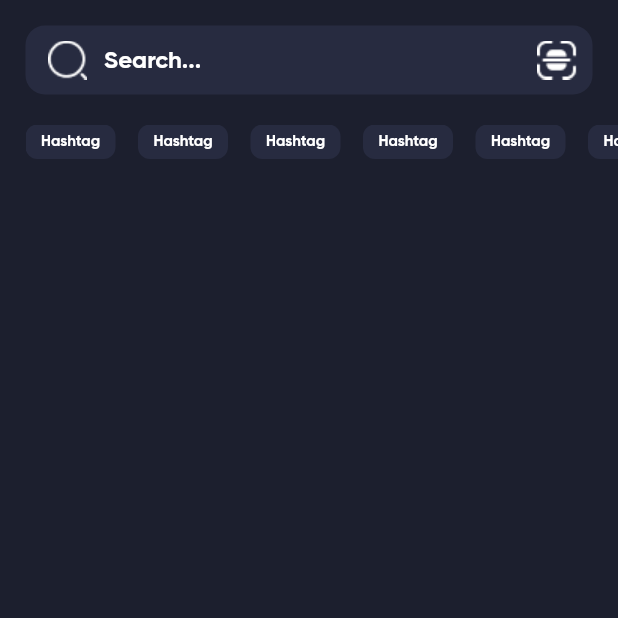
After one commit to Alits23/instagram_clone, a Flutter app: the screen it shows after launch, on a phone screen of 412 x 824 dp, the top half of it. The commit adds this screen. Run offline on Flutter 3.47's test engine with Material 2 defaults, Android fonts, the phone set to English and light mode, and no system bars; our stand-ins replace dotted_border.

Commit message:
creat search page

```diff
--- a/lib/main.dart
+++ b/lib/main.dart
@@ -1,6 +1,7 @@
 import 'package:flutter/material.dart';
 import 'package:instagram/screens/home_page.dart';
 import 'package:instagram/screens/login_page.dart';
+import 'package:instagram/screens/search_page.dart';
 import 'package:instagram/screens/switch_account_page.dart';
 
 import 'constants/colors/colors.dart';
@@ -37,7 +38,7 @@ class MyApp extends StatelessWidget {
         ),
       ),
       debugShowCheckedModeBanner: false,
-      home: HomePage(),
+      home: SearchPage(),
     );
   }
 }
--- /dev/null
+++ b/lib/screens/search_page.dart
@@ -0,0 +1,102 @@
+import 'package:flutter/material.dart';
+import 'package:instagram/constants/colors/colors.dart';
+
+class SearchPage extends StatelessWidget {
+  const SearchPage({super.key});
+
+  @override
+  Widget build(BuildContext context) {
+    return Scaffold(
+      backgroundColor: backgroundColor1,
+      body: SafeArea(
+        child: Column(
+          children: [
+            _getSearchBox(),
+            SizedBox(height: 20),
+            _getItemList(),
+          ],
+        ),
+      ),
+    );
+  }
+
+  Widget _getSearchBox() {
+    return Column(
+      children: [
+        SizedBox(
+          height: 17,
+        ),
+        Container(
+          margin: EdgeInsets.symmetric(horizontal: 17),
+          height: 46,
+          decoration: BoxDecoration(
+            color: Color.fromRGBO(39, 43, 64, 1),
+            borderRadius: BorderRadius.all(
+              Radius.circular(13),
+            ),
+          ),
+          child: Row(
+            children: [
+              SizedBox(
+                width: 15,
+              ),
+              Image.asset('images/icon_search.png'),
+              SizedBox(
+                width: 11.29,
+              ),
+              Expanded(
+                child: TextField(
+                  decoration: InputDecoration(
+                    hintText: 'Search...',
+                    hintStyle: TextStyle(
+                      fontFamily: 'GB',
+                      fontSize: 16,
+                      color: whiteColor,
+                    ),
+                    focusedBorder: InputBorder.none,
+                    enabledBorder: InputBorder.none,
+                  ),
+                ),
+              ),
+              Image.asset('images/icon_scan.png'),
+              SizedBox(
+                width: 10,
+              ),
+            ],
+          ),
+        ),
+      ],
+    );
+  }
+
+  Widget _getItemList() {
+    return Container(
+      padding: EdgeInsets.only(left: 17),
+      height: 23,
+      child: ListView.builder(
+        scrollDirection: Axis.horizontal,
+        itemCount: 20,
+        itemBuilder: (context, index) {
+          return Container(
+            margin: EdgeInsets.only(right: 15),
+            width: 60,
+            height: 23,
+            decoration: BoxDecoration(
+              color: Color.fromRGBO(39, 43, 64, 1),
+              borderRadius: BorderRadius.all(
+                Radius.circular(8),
+              ),
+            ),
+            child: Center(
+              child: Text(
+                'Hashtag',
+                style: TextStyle(
+                    color: whiteColor, fontFamily: 'GB', fontSize: 10),
+              ),
+            ),
+          );
+        },
+      ),
+    );
+  }
+}
```
